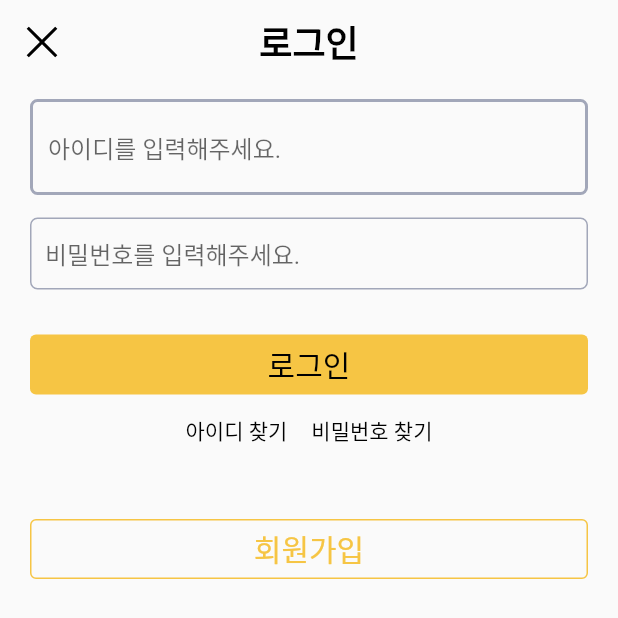
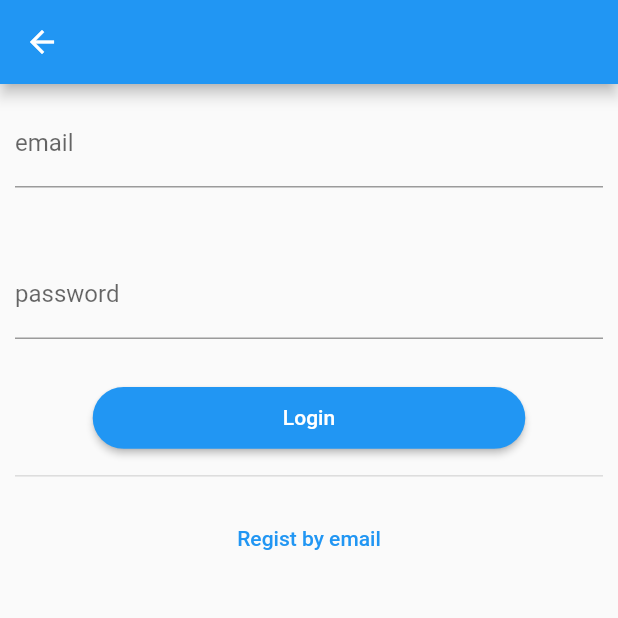
Before and after one commit to leejunesun/TtangkkeusMarket, a Flutter app: the screen it shows after launch, item 5 of the bottom bar chosen, after a tap on "로그인/회원가입", on a phone screen of 412 x 824 dp. Shown: the top 618 px of the screen. Run offline on Flutter 3.47's test engine with Material 2 defaults, Android fonts, the phone set to English and light mode, and no system bars; our stand-ins replace carousel_slider, cloud_firestore, firebase_auth, firebase_core, firebase_storage, flutter_image_compress and 7 more; missing offline and left inert: dart:html; accounts and stored records are empty; Roboto replaces fonts that are missing (SF).

Commit message:
[Chore]#27 로그인및 장바구니

```diff
--- a/lib/main.dart
+++ b/lib/main.dart
@@ -3,17 +3,21 @@ import 'firebase_options.dart';
 import 'package:provider/provider.dart';
 
 import 'package:firebase_core/firebase_core.dart';
-import 'firebase_options.dart';
+
 import 'package:ttangkkeusmarket/src/models/model_auth.dart';
 import 'package:ttangkkeusmarket/src/cloud_functions/auth_service.dart';
 import 'package:ttangkkeusmarket/src/navbar.dart';
 import 'package:ttangkkeusmarket/src/providers/bottom_nav_provider.dart';
-import 'package:ttangkkeusmarket/src/screens/register_screen.dart';
+//import 'package:ttangkkeusmarket/src/screens/register_screen.dart';
+import 'package:ttangkkeusmarket/src/screens/screen_login.dart';
+import 'package:ttangkkeusmarket/src/screens/screen_regist.dart';
 import 'package:ttangkkeusmarket/src/models/model_item_provider.dart';
 import 'package:ttangkkeusmarket/src/models/model_item.dart';
 import 'package:ttangkkeusmarket/src/screens/item_detail.dart';
 import 'package:ttangkkeusmarket/src/models/model_query.dart';
 import 'package:ttangkkeusmarket/src/screens/search_screen.dart';
+import 'package:ttangkkeusmarket/src/models/model_cart.dart';
+import 'package:ttangkkeusmarket/src/screens/screen_splash.dart';
 
 void main() async {
   WidgetsFlutterBinding.ensureInitialized(); //추가
@@ -37,9 +41,7 @@ class MyApp extends StatelessWidget {
           ChangeNotifierProvider(create: (_) => FirebaseAuthProvider()),
           ChangeNotifierProvider(create: (_) => ItemProvider()),
           ChangeNotifierProvider(create: (_) => QueryProvider()),
-          Provider<AuthService>(
-            create: (_) => AuthService(),
-          ),
+          ChangeNotifierProvider(create: (_) => CartProvider()),
         ],
         child: MaterialApp(
           debugShowCheckedModeBanner: false,
@@ -49,7 +51,8 @@ class MyApp extends StatelessWidget {
           initialRoute: '/',
           routes: {
             // '/': (context) => CustomNavBar(),
-            '/register': (context) => const RegisterScreen(),
+            '/login': (context) => LoginScreen(),
+            '/register': (context) => RegisterScreen(),
             '/detail': (context) => DetailScreen(),
             '/search': (context) => SearchScreen(),
           },
--- a/lib/src/cloud_functions/auth_service.dart
+++ b/lib/src/cloud_functions/auth_service.dart
@@ -1,4 +1,4 @@
-import 'package:firebase_auth/firebase_auth.dart' as auth;
+/*import 'package:firebase_auth/firebase_auth.dart' as auth;
 import 'package:ttangkkeusmarket/src/models/user.dart';
 
 class AuthService {
@@ -29,7 +29,6 @@ class AuthService {
   Future<User?> createUserWithEmailAndPassword({
     required String email,
     required String password,
-    required String username,
   }) async {
     final Credential = await _firebaseAuth.createUserWithEmailAndPassword(
       email: email,
@@ -41,4 +40,4 @@ class AuthService {
   Future<void> signOut() async {
     return await _firebaseAuth.signOut();
   }
-}
+}*/
--- a/lib/src/cloud_functions/auth_status.dart
+++ b/lib/src/cloud_functions/auth_status.dart
@@ -1,4 +1,4 @@
-import 'package:firebase_auth/firebase_auth.dart';
+/*import 'package:firebase_auth/firebase_auth.dart';
 
 enum AuthStatus {
   successful,
@@ -52,4 +52,4 @@ class AuthExceptionHandler {
     }
     return errorMessage;
   }
-}
+}*/
--- /dev/null
+++ b/lib/src/models/model_login.dart
@@ -0,0 +1,16 @@
+import 'package:flutter/material.dart';
+
+class LoginModel extends ChangeNotifier {
+  String email = "";
+  String password = "";
+
+  void setEmail(String email) {
+    this.email = email;
+    notifyListeners();
+  }
+
+  void setPassword(String password) {
+    this.password = password;
+    notifyListeners();
+  }
+}
--- /dev/null
+++ b/lib/src/models/model_register.dart
@@ -0,0 +1,22 @@
+import 'package:flutter/material.dart';
+
+class RegisterModel extends ChangeNotifier {
+  String email = "";
+  String password = "";
+  String passwordConfirm = "";
+
+  void setEmail(String email) {
+    this.email = email;
+    notifyListeners();
+  }
+
+  void setPassword(String password) {
+    this.password = password;
+    notifyListeners();
+  }
+
+  void setPasswordConfirm(String passwordConfirm) {
+    this.passwordConfirm = passwordConfirm;
+    notifyListeners();
+  }
+}
--- a/lib/src/screens/login_screen.dart
+++ b/lib/src/screens/login_screen.dart
@@ -1,4 +1,4 @@
-import 'package:flutter/material.dart';
+/*import 'package:flutter/material.dart';
 
 import 'package:ttangkkeusmarket/src/screens/mypage_screen.dart';
 import 'package:ttangkkeusmarket/src/widgets/login_appbar.dart';
@@ -232,4 +232,4 @@ class _LoginScreenState extends State<LoginScreen> {
       ),
     );
   }
-}
+}*/
--- a/lib/src/screens/mypage_screen.dart
+++ b/lib/src/screens/mypage_screen.dart
@@ -1,7 +1,7 @@
 import 'package:flutter/material.dart';
 import 'package:ttangkkeusmarket/src/widgets/base_appbar.dart';
 
-import './login_screen.dart';
+import './screen_login.dart';
 
 class MypageScreen extends StatelessWidget {
   const MypageScreen({Key? key}) : super(key: key);
@@ -47,7 +47,7 @@ class MypageScreen extends StatelessWidget {
 
 Route _loginRoute() {
   return PageRouteBuilder(
-    pageBuilder: (context, animation, secondaryAnimation) => const LoginScreen(),
+    pageBuilder: (context, animation, secondaryAnimation) => LoginScreen(),
     transitionsBuilder: (context, animation, secondaryAnimation, child) {
       const begin = Offset(0.0, 1.0);
       const end = Offset.zero;
--- a/lib/src/screens/register_screen.dart
+++ b/lib/src/screens/register_screen.dart
@@ -1,4 +1,4 @@
-import 'package:flutter/material.dart';
+/*import 'package:flutter/material.dart';
 import 'package:line_icons/line_icon.dart';
 
 import 'package:ttangkkeusmarket/src/screens/login_screen.dart';
@@ -495,4 +495,4 @@ class _RegisterScreenState extends State<RegisterScreen> {
       ),
     );
   }
-}
+}*/
--- /dev/null
+++ b/lib/src/screens/screen_login.dart
@@ -0,0 +1,122 @@
+import 'package:flutter/material.dart';
+import 'package:provider/provider.dart';
+import 'package:ttangkkeusmarket/src/models/model_auth.dart';
+import 'package:ttangkkeusmarket/src/models/model_login.dart';
+
+class LoginScreen extends StatelessWidget {
+  @override
+  Widget build(BuildContext context) {
+    return ChangeNotifierProvider(
+        create: (_) => LoginModel(),
+        child: Scaffold(
+          appBar: AppBar(),
+          body: Column(
+            children: [
+              EmailInput(),
+              PasswordInput(),
+              LoginButton(),
+              Padding(
+                padding: EdgeInsets.all(10),
+                child: Divider(
+                  thickness: 1,
+                ),
+              ),
+              RegisterButton(),
+            ],
+          ),
+        ));
+  }
+}
+
+class EmailInput extends StatelessWidget {
+  @override
+  Widget build(BuildContext context) {
+    final login = Provider.of<LoginModel>(context, listen: false);
+    return Container(
+      padding: EdgeInsets.all(10),
+      child: TextField(
+        onChanged: (email) {
+          login.setEmail(email);
+        },
+        keyboardType: TextInputType.emailAddress,
+        decoration: InputDecoration(
+          labelText: 'email',
+          helperText: '',
+        ),
+      ),
+    );
+  }
+}
+
+class PasswordInput extends StatelessWidget {
+  @override
+  Widget build(BuildContext context) {
+    final login = Provider.of<LoginModel>(context, listen: false);
+    return Container(
+      padding: EdgeInsets.all(10),
+      child: TextField(
+        onChanged: (password) {
+          login.setPassword(password);
+        },
+        obscureText: true,
+        decoration: InputDecoration(
+          labelText: 'password',
+          helperText: '',
+        ),
+      ),
+    );
+  }
+}
+
+class LoginButton extends StatelessWidget {
+  @override
+  Widget build(BuildContext context) {
+    final authClient =
+        Provider.of<FirebaseAuthProvider>(context, listen: false);
+    final login = Provider.of<LoginModel>(context, listen: false);
+
+    return Container(
+      width: MediaQuery.of(context).size.width * 0.7,
+      height: MediaQuery.of(context).size.height * 0.05,
+      child: ElevatedButton(
+        style: ElevatedButton.styleFrom(
+          shape: RoundedRectangleBorder(
+            borderRadius: BorderRadius.circular(30.0),
+          ),
+        ),
+        onPressed: () async {
+          await authClient
+              .loginWithEmail(login.email, login.password)
+              .then((loginStatus) {
+            if (loginStatus == AuthStatus.loginSuccess) {
+              ScaffoldMessenger.of(context)
+                ..hideCurrentSnackBar()
+                ..showSnackBar(SnackBar(
+                    content:
+                        Text('welcome! ' + authClient.user!.email! + ' ')));
+              Navigator.pushReplacementNamed(context, '/index');
+            } else {
+              ScaffoldMessenger.of(context)
+                ..hideCurrentSnackBar()
+                ..showSnackBar(SnackBar(content: Text('login fail')));
+            }
+          });
+        },
+        child: Text('Login'),
+      ),
+    );
+  }
+}
+
+class RegisterButton extends StatelessWidget {
+  @override
+  Widget build(BuildContext context) {
+    return TextButton(
+        onPressed: () {
+          Navigator.of(context).pushNamed('/register');
+        },
+        child: Text(
+          'Regist by email',
+        ));
+  }
+}
--- a/pubspec.yaml
+++ b/pubspec.yaml
@@ -38,9 +38,9 @@ dependencies:
   line_icons: ^2.0.0
   firebase_core: ^1.16.0
   firebase_core_web: ^1.6.3
-  firebase_auth: ^3.3.17
-  cloud_firestore: ^3.1.14
-  cloud_firestore_web: ^2.6.14
+  firebase_auth: ^3.10.0
+  cloud_firestore: ^3.4.9
+  cloud_firestore_web: ^2.8.8
   get: ^4.6.5
   shared_preferences: ^2.0.15
   fluttertoast: ^8.0.9
```
Also changed, not shown: lib/src/cloud_functions/auth_control.dart (+5 -5 lines), lib/src/models/model_cart.dart (added, +59 -0 lines), lib/src/models/model_item.dart (+21 -0 lines), lib/src/screens/cart_screen.dart (+43 -6 lines), lib/src/screens/item_detail.dart (+21 -3 lines), lib/src/screens/screen_profile.dart (added, +36 -0 lines), lib/src/screens/screen_regist.dart (added, +130 -0 lines), lib/src/screens/screen_splash.dart (added, +52 -0 lines), lib/src/screens/uploadpage.dart (added, +113 -0 lines), lib/wrapper.dart (+4 -3 lines), 1 other file. Lines whose indentation alone changed are shown as unchanged.
